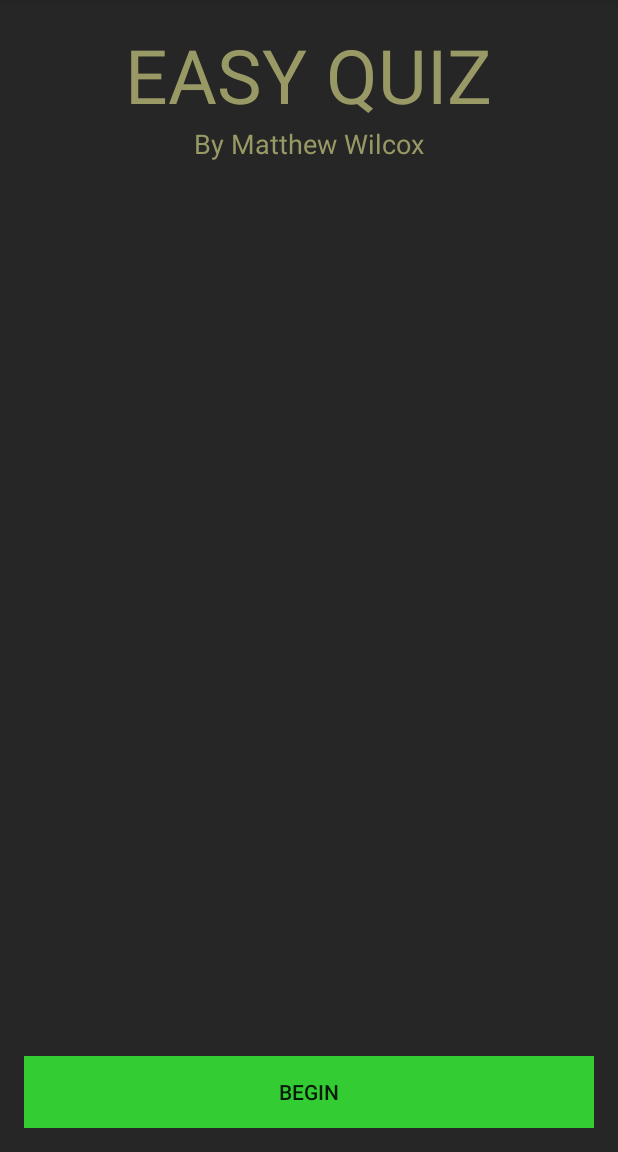
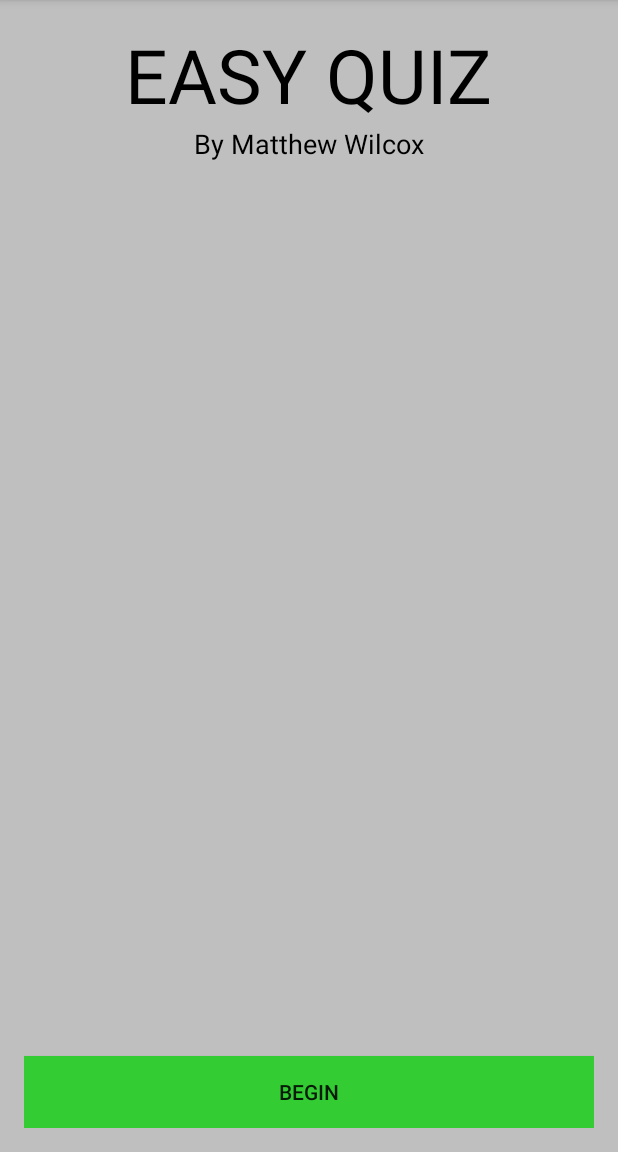
Before and after one commit to mwilcox-wi/TheQuiz, an Android app: the screen it shows after launch (MainActivity), on a phone screen of 412 x 824 dp, the part 84-1236 px from its top. Run offline under Robolectric (Android 15) with nearby library versions, the phone set to English and light mode, and no system bars.

```diff
--- a/app/src/main/java/com/cs407/thequiz/MainActivity.java
+++ b/app/src/main/java/com/cs407/thequiz/MainActivity.java
@@ -1,7 +1,11 @@
 package com.cs407.thequiz;
 
+import android.content.Intent;
 import android.support.v7.app.AppCompatActivity;
 import android.os.Bundle;
+import android.view.View;
+import android.widget.Button;
+import android.widget.Toast;
 
 public class MainActivity extends AppCompatActivity {
 
@@ -9,5 +13,23 @@ public class MainActivity extends AppCompatActivity {
     protected void onCreate(Bundle savedInstanceState) {
         super.onCreate(savedInstanceState);
         setContentView(R.layout.activity_main);
+
+
+        Button btn = (Button) findViewById(R.id.start_btn);
+        btn.setOnClickListener(new View.OnClickListener() {
+           @Override
+             public void onClick(View v) {
+
+               Intent i = new Intent(getApplicationContext(), QuizActivity.class);
+               startActivity(i);
+               //Toast.makeText(getApplicationContext(), "TOAST", Toast.LENGTH_SHORT).show();
+                }
+              }
+        );
+
+
     }
+
+
+
 }
--- a/app/src/main/res/layout/activity_main.xml
+++ b/app/src/main/res/layout/activity_main.xml
@@ -8,7 +8,8 @@
     android:paddingRight="@dimen/activity_horizontal_margin"
     android:paddingTop="@dimen/activity_vertical_margin"
     tools:context="com.cs407.thequiz.MainActivity"
-    android:background="#262626">
+    android:background="#bfbfbf"
+    android:nestedScrollingEnabled="false">
 
     <TextView
         android:layout_width="wrap_content"
@@ -18,7 +19,7 @@
         android:layout_alignParentTop="true"
         android:layout_centerHorizontal="true"
         android:textSize="50dp"
-        android:textColor="#999966" />
+        android:textColor="#000" />
 
     <TextView
         android:layout_width="wrap_content"
@@ -28,7 +29,7 @@
         android:id="@+id/textView"
         android:layout_below="@+id/title_text"
         android:layout_centerHorizontal="true"
-        android:textColor="#999966" />
+        android:textColor="#000" />
 
     <Button
         android:layout_width="wrap_content"
@@ -38,6 +39,7 @@
         android:layout_alignParentBottom="true"
         android:layout_alignParentStart="true"
         android:layout_alignParentEnd="true"
-        android:background="#33cc33" />
+        android:background="#33cc33"
+        android:onClick="#startQuiz" />
 
 </RelativeLayout>
```
Also changed, not shown: app/src/main/java/com/cs407/thequiz/Q1Fragment.java (renamed from app/src/main/java/com/cs407/thequiz/QuizFragment.java, +8 -8 lines), app/src/main/java/com/cs407/thequiz/QuizActivity.java (+11 -5 lines), app/src/main/res/layout/fragment_q1.xml (added, +81 -0 lines), app/src/main/res/layout/fragment_quiz.xml (deleted, +0 -13 lines).
